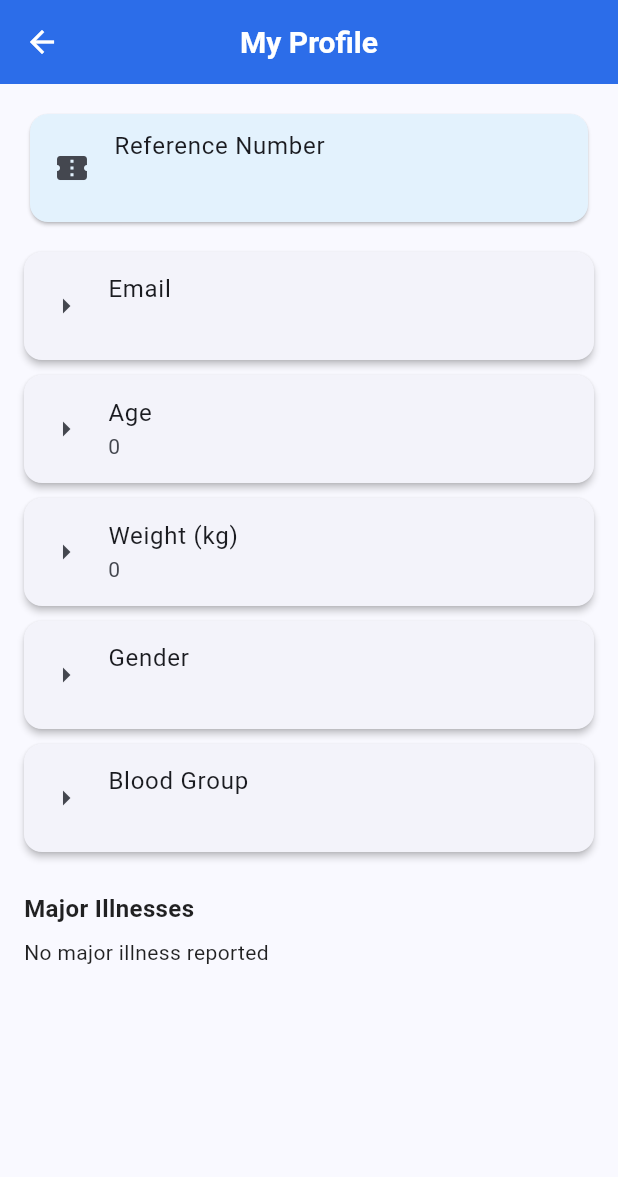
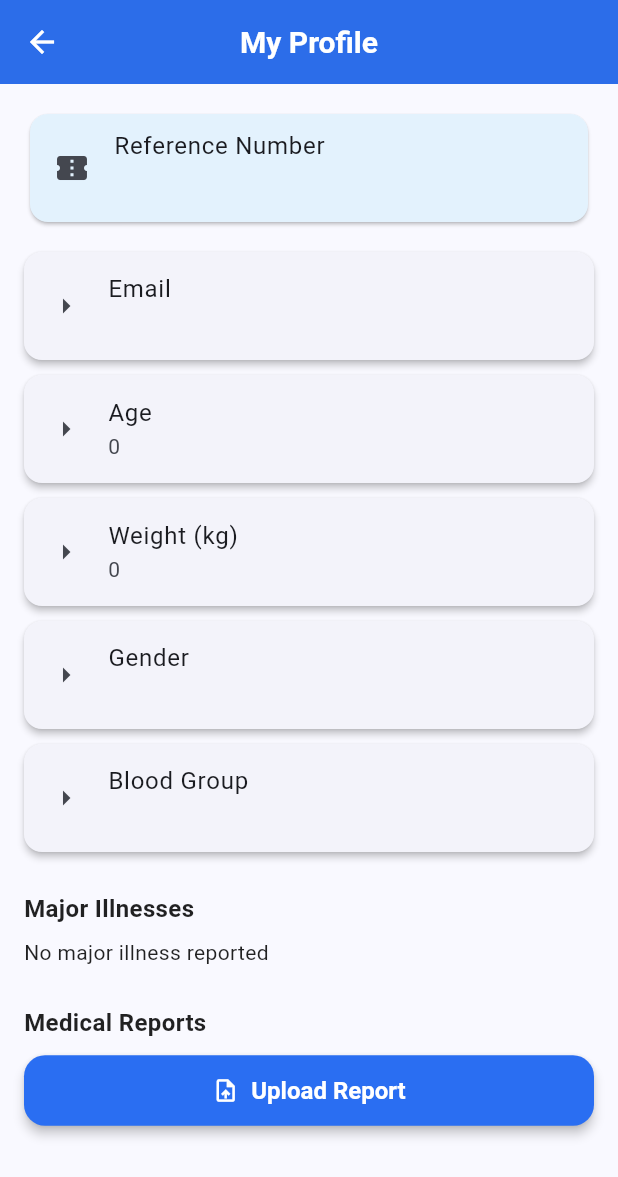
Before and after one commit to Abdullah22s/ClickDoc_Revised3rdTime, a Flutter app: the PatientProfileView screen opened directly with empty values, on a phone screen of 412 x 824 dp. Shown: the top 1177 px of the screen. Run offline on Flutter 3.47's test engine with Material 3 defaults, Android fonts, the phone set to English and light mode, and no system bars; our stand-ins replace cloud_firestore, file_picker, firebase_auth, firebase_core, firebase_messaging, firebase_storage and 6 more; missing offline and left inert: record; accounts and stored records are empty.

Commit message:
17 APRIL 7 25

```diff
--- a/lib/views/patient/patient_profile_view.dart
+++ b/lib/views/patient/patient_profile_view.dart
@@ -1,5 +1,7 @@
 import 'package:flutter/material.dart';
 import 'package:provider/provider.dart';
+import 'package:cloud_firestore/cloud_firestore.dart';
+
 import '../../models/patient/patient_profile_model.dart';
 import '../../viewmodels/patient/patient_profile_viewmodel.dart';
 
@@ -22,19 +24,25 @@ class PatientProfileView extends StatelessWidget {
                 ? const Center(child: CircularProgressIndicator())
                 : vm.patient == null
                 ? const Center(child: Text("No Profile Data Found"))
-                : _buildProfile(vm.patient!),
+                : _buildProfile(context, vm),
           );
         },
       ),
     );
   }
 
-  Widget _buildProfile(PatientProfileModel patient) {
+  Widget _buildProfile(
+      BuildContext context, PatientProfileViewModel vm) {
+    final PatientProfileModel patient = vm.patient!;
+
     return ListView(
       padding: const EdgeInsets.all(16),
       children: [
 
-        /// Reference Number
+        /// =========================
+        /// BASIC INFO
+        /// =========================
+
         Card(
           color: Colors.blue.shade50,
           child: ListTile(
@@ -60,7 +68,9 @@ class PatientProfileView extends StatelessWidget {
 
         const SizedBox(height: 16),
 
-        /// Medical History
+        /// =========================
+        /// MEDICAL HISTORY
+        /// =========================
         const Text(
           "Major Illnesses",
           style: TextStyle(fontSize: 16, fontWeight: FontWeight.bold),
@@ -79,6 +89,83 @@ class PatientProfileView extends StatelessWidget {
             );
           }).toList(),
         ),
+
+        const SizedBox(height: 25),
+
+        /// =========================
+        /// 📄 REPORTS SECTION
+        /// =========================
+        const Text(
+          "Medical Reports",
+          style: TextStyle(fontSize: 16, fontWeight: FontWeight.bold),
+        ),
+
+        const SizedBox(height: 10),
+
+        ElevatedButton.icon(
+          onPressed: () {
+            vm.uploadReport();
+          },
+          icon: const Icon(Icons.upload_file),
+          label: const Text("Upload Report"),
+        ),
+
+        const SizedBox(height: 10),
+
+        /// REPORT LIST
+        SizedBox(
+          height: 320,
+          child: StreamBuilder<QuerySnapshot>(
+            stream: vm.getReportsStream(),
+            builder: (context, snapshot) {
+
+              if (snapshot.connectionState == ConnectionState.waiting) {
+                return const Center(child: CircularProgressIndicator());
+              }
+
+              if (!snapshot.hasData) {
+                return const Center(child: Text("No data found"));
+              }
+
+              final docs = snapshot.data!.docs;
+
+              if (docs.isEmpty) {
+                return const Center(
+                  child: Text("No reports uploaded yet"),
+                );
+              }
+
+              return ListView.builder(
+                itemCount: docs.length,
+                itemBuilder: (context, index) {
+                  final data =
+                  docs[index].data() as Map<String, dynamic>;
+
+                  return Card(
+                    child: ListTile(
+                      leading: Icon(
+                        data['fileType'] == 'pdf'
+                            ? Icons.picture_as_pdf
+                            : Icons.image,
+                        color: Colors.red,
+                      ),
+                      title: Text(
+                        data['fileName'] ?? "Unnamed File",
+                      ),
+                      subtitle: const Text("Tap to open/download"),
+                      onTap: () {
+                        final url = data['fileUrl'];
+                        if (url != null) {
+                          vm.openReport(url);
+                        }
+                      },
+                    ),
+                  );
+                },
+              );
+            },
+          ),
+        ),
       ],
     );
   }
--- a/pubspec.yaml
+++ b/pubspec.yaml
@@ -34,10 +34,12 @@ dependencies:
 
   record: any
   path_provider: any
-  url_launcher: any
+  url_launcher: ^6.3.0
   http: ^1.2.0
   flutter_dotenv: ^5.1.0
   just_audio: ^0.9.40
+  file_picker: ^8.0.0
+
 
 dev_dependencies:
   flutter_test:
```
Also changed, not shown: lib/viewmodels/patient/patient_profile_viewmodel.dart (+112 -2 lines), pubspec.lock, 4 other files.
